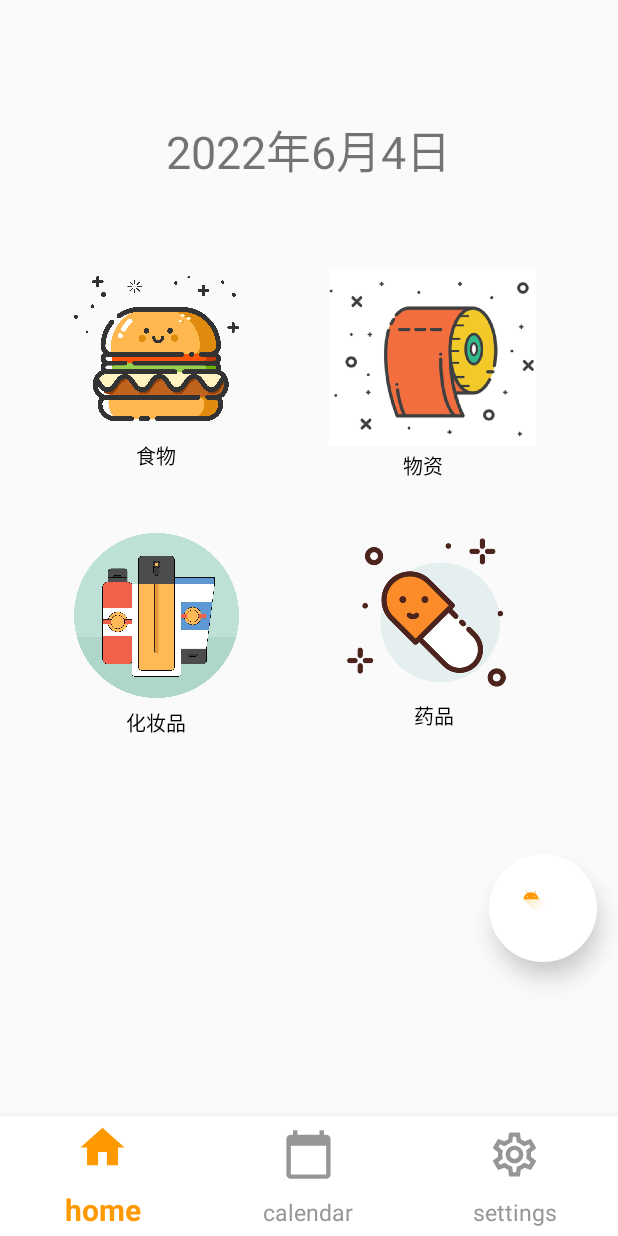
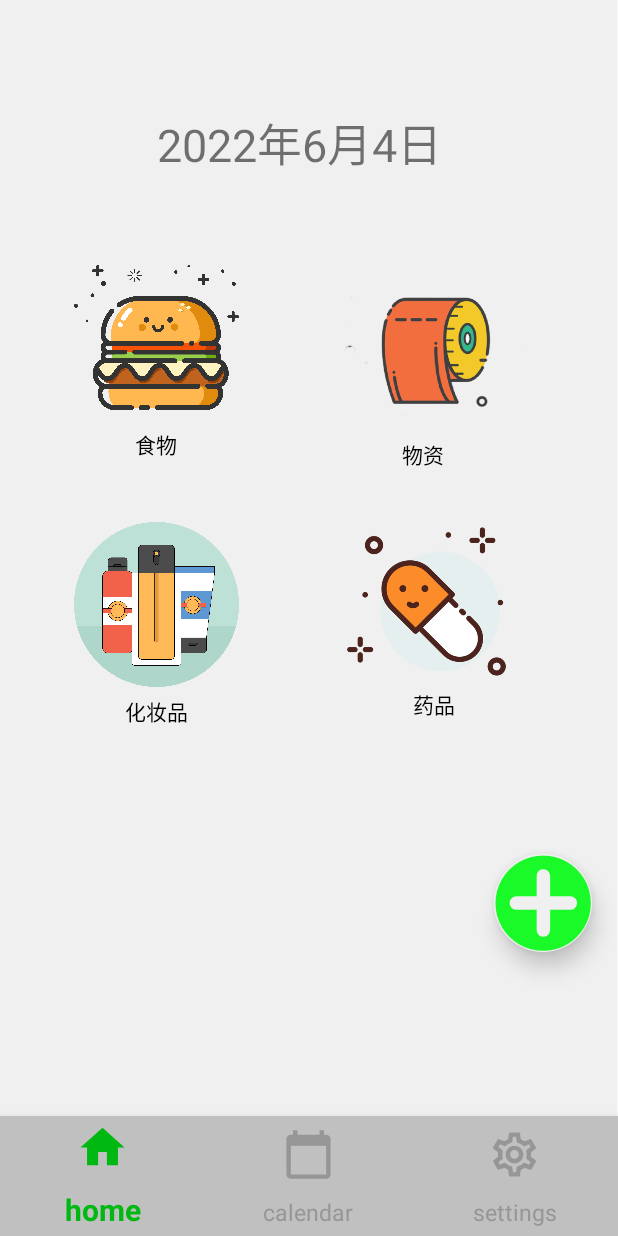
Before and after one commit to 13-pieces-teen/StockUp, an Android app: the screen it shows after launch (MainActivity), on a phone screen of 412 x 824 dp. Run offline under Robolectric (Android 15) with nearby library versions, the phone set to English and light mode, and no system bars; libraries missing offline, so code that uses them is left out: com.haibin.calendarview; pictures from the network do not load; 15 statements that could not run were skipped.

Commit message:
界面颜色修改（1）

```diff
--- a/app/src/main/java/com/example/stockup/fragment_menu/CalFragment.java
+++ b/app/src/main/java/com/example/stockup/fragment_menu/CalFragment.java
@@ -198,8 +198,8 @@ public class CalFragment extends Fragment implements CalendarView.OnYearChangeLi
             objectInfo temp=(objectInfo)supplies_obj.get(i);
             String temps=temp.getOB_after_date();
             String[] tempdate=temps.split("-");
-            map.put(getSchemeCalendar(parseInt(tempdate[0]),parseInt(tempdate[1]), parseInt(tempdate[2]), 0xFFe69138, "物").toString(),
-                    getSchemeCalendar(parseInt(tempdate[0]), parseInt(tempdate[1]), parseInt(tempdate[2]), 0xFF40db25, "物"));
+            map.put(getSchemeCalendar(parseInt(tempdate[0]),parseInt(tempdate[1]), parseInt(tempdate[2]), 0xFF0099FF, "物").toString(),
+                    getSchemeCalendar(parseInt(tempdate[0]), parseInt(tempdate[1]), parseInt(tempdate[2]), 0xFF0099FF, "物"));
 
         }
         for (int i = 0; i < cosmetics_obj.size(); i++) {
--- a/app/src/main/java/com/example/stockup/fragment_menu/HomeFragment.java
+++ b/app/src/main/java/com/example/stockup/fragment_menu/HomeFragment.java
@@ -21,11 +21,6 @@ import java.util.Calendar;
 
 public class HomeFragment extends Fragment {
 
-    Calendar c = Calendar.getInstance();
-    int day = c.get(Calendar.DAY_OF_MONTH);
-    int month = c.get(Calendar.MONTH);
-    int year = c.get(Calendar.YEAR);
-    String date = year + "年" + (month+1) + "月" + day+"日";
 
     TextView view_Data;
     ImageView bnt_food,bnt_supplies,bnt_cosmetics,bnt_drug;
@@ -55,6 +50,11 @@ public class HomeFragment extends Fragment {
         super.onStart();
         initData();
         //日期显示
+        Calendar c = Calendar.getInstance();
+        int day = c.get(Calendar.DAY_OF_MONTH);
+        int month = c.get(Calendar.MONTH);
+        int year = c.get(Calendar.YEAR);
+        String date = year + "年" + (month+1) + "月" + day+"日";
         view_Data.setText(date);
         //食物按钮
         bnt_food.setOnClickListener(new View.OnClickListener() {
--- a/app/src/main/res/color/color_grey_orange.xml
+++ b/app/src/main/res/color/color_grey_orange.xml
@@ -1,5 +1,5 @@
 <?xml version="1.0" encoding="utf-8"?>
 <selector xmlns:android="http://schemas.android.com/apk/res/android">
 <item android:color="#969696" android:state_checked="false" />
-<item android:color="#FF9900" android:state_checked="true" />
+<item android:color="#00b812" android:state_checked="true" />
 </selector>
--- a/app/src/main/res/layout/activity_main.xml
+++ b/app/src/main/res/layout/activity_main.xml
@@ -7,24 +7,24 @@
     tools:context=".MainActivity">
 
 
-
     <com.google.android.material.floatingactionbutton.FloatingActionButton
         android:id="@+id/fab"
-        android:layout_width="72dp"
-        android:layout_height="72dp"
+        android:layout_width="65dp"
+        android:layout_height="65dp"
         android:layout_alignParentBottom="true"
         android:layout_centerHorizontal="true"
         android:layout_marginStart="312dp"
         android:layout_marginTop="569dp"
-        android:layout_marginBottom="32dp"
-        android:src="@drawable/ic_launcher_foreground"
-        android:tint="@color/orange"
-        app:backgroundTint="@android:color/white"
+        android:scaleType="center"
+        android:src="@drawable/btn_add"
+        app:fabCustomSize="65dp"
         app:borderWidth="0dp"
+        app:backgroundTint="@color/background_gray"
         app:elevation="9dp"
         app:layout_constraintEnd_toEndOf="parent"
         app:layout_constraintStart_toStartOf="@+id/vpager"
-        app:layout_constraintTop_toTopOf="@+id/vpager" />
+        app:layout_constraintTop_toTopOf="@+id/vpager"
+        app:maxImageSize="72dp" />
 
     <androidx.viewpager.widget.ViewPager
         android:id="@+id/vpager"
@@ -43,17 +43,16 @@
         android:layout_width="match_parent"
         android:layout_height="80dp"
         android:layout_alignParentBottom="true"
-        android:background="@android:color/white"
+        android:background="@color/bottom_gray"
+        app:itemIconSize="35dp"
         app:itemIconTint="@color/color_grey_orange"
-        app:itemTextColor="@color/color_grey_orange"
         app:itemTextAppearanceActive="@style/selectText"
         app:itemTextAppearanceInactive="@style/unSelectText"
-        app:itemIconSize="35dp"
+        app:itemTextColor="@color/color_grey_orange"
         app:layout_constraintBottom_toBottomOf="parent"
         app:layout_constraintEnd_toEndOf="parent"
         app:layout_constraintStart_toStartOf="parent"
-        app:menu="@menu/bottom_menu">
-    </com.google.android.material.bottomnavigation.BottomNavigationView>
+        app:menu="@menu/bottom_menu"></com.google.android.material.bottomnavigation.BottomNavigationView>
 
 
 </androidx.constraintlayout.widget.ConstraintLayout>
--- a/app/src/main/res/layout/fragment_cal.xml
+++ b/app/src/main/res/layout/fragment_cal.xml
@@ -17,7 +17,7 @@
             android:id="@+id/rl_tool"
             android:layout_width="match_parent"
             android:layout_height="62dp"
-            android:background="@color/white">
+            android:background="@color/background_gray">
 
             <FrameLayout
                 android:id="@+id/fl_current"
@@ -114,7 +114,7 @@
                 android:id="@+id/calendarView"
                 android:layout_width="match_parent"
                 android:layout_height="349dp"
-                android:background="#fff"
+                android:background="@color/background_gray"
                 app:calendar_padding="10dp"
                 app:current_month_lunar_text_color="#CFCFCF"
                 app:current_month_text_color="#333333"
@@ -145,7 +145,7 @@
                 android:id="@+id/recyclerView"
                 android:layout_width="match_parent"
                 android:layout_height="match_parent"
-                android:background="#ffffff"
+                android:background="@color/background_gray"
                 android:orientation="vertical" />
         </com.haibin.calendarview.CalendarLayout>
 
--- a/app/src/main/res/layout/fragment_home.xml
+++ b/app/src/main/res/layout/fragment_home.xml
@@ -8,8 +8,9 @@
 
     <RelativeLayout
         android:id="@+id/relativeLayout"
-        android:layout_width="wrap_content"
-        android:layout_height="538dp"
+        android:layout_width="0dp"
+        android:layout_height="0dp"
+        android:background="#F0F0F0"
         app:layout_constraintBottom_toBottomOf="parent"
         app:layout_constraintEnd_toEndOf="parent"
         app:layout_constraintHorizontal_bias="0.0"
@@ -28,7 +29,7 @@
             android:gravity="center"
             android:text="@string/药品"
             android:textColor="@color/black"
-            android:textSize="13sp" />
+            android:textSize="14sp" />
 
         <TextView
             android:id="@+id/tv_makeup"
@@ -41,7 +42,7 @@
             android:gravity="center"
             android:text="@string/化妆品"
             android:textColor="@color/black"
-            android:textSize="13sp" />
+            android:textSize="14sp" />
 
         <TextView
             android:id="@+id/tv_objects"
@@ -54,20 +55,20 @@
             android:gravity="center"
             android:text="@string/物资"
             android:textColor="@color/black"
-            android:textSize="13sp" />
+            android:textSize="14sp" />
 
         <TextView
             android:id="@+id/Data_view"
-            android:layout_width="296dp"
-            android:layout_height="49dp"
+            android:layout_width="wrap_content"
+            android:layout_height="63dp"
             android:layout_alignParentStart="true"
             android:layout_alignParentTop="true"
             android:layout_alignParentEnd="true"
             android:layout_alignParentBottom="true"
             android:layout_marginStart="57dp"
             android:layout_marginTop="57dp"
-            android:layout_marginEnd="57dp"
-            android:layout_marginBottom="410dp"
+            android:layout_marginEnd="69dp"
+            android:layout_marginBottom="610dp"
             android:gravity="center"
             android:textSize="30sp" />
 
@@ -76,8 +77,10 @@
             android:layout_width="130dp"
             android:layout_height="130dp"
             android:layout_below="@+id/supplies_view"
+            android:layout_alignParentEnd="true"
             android:layout_marginStart="60dp"
             android:layout_marginTop="44dp"
+            android:layout_marginEnd="62dp"
             android:layout_toEndOf="@+id/cosmetics_view"
             android:contentDescription="@string/药品"
             app:srcCompat="@drawable/drug" />
@@ -98,8 +101,10 @@
             android:layout_width="138dp"
             android:layout_height="122dp"
             android:layout_alignParentTop="true"
+            android:layout_alignParentEnd="true"
             android:layout_marginStart="60dp"
             android:layout_marginTop="170dp"
+            android:layout_marginEnd="60dp"
             android:layout_toEndOf="@+id/food_view"
             android:contentDescription="@string/物资"
             app:srcCompat="@drawable/substance" />
@@ -115,7 +120,7 @@
             android:gravity="center"
             android:text="@string/食物"
             android:textColor="@color/black"
-            android:textSize="13sp" />
+            android:textSize="14sp" />
 
         <ImageView
             android:id="@+id/cosmetics_view"
--- a/app/src/main/res/values/colors.xml
+++ b/app/src/main/res/values/colors.xml
@@ -23,5 +23,7 @@
     <color name="colorGray">#969696</color>
     <color name="colorQianBlue">#3BB0E6FF</color>
     <color name="colorDeepBlue">#275F82FF</color>
+    <color name="background_gray">#F0F0F0</color>
+    <color name="bottom_gray">#C0C0C0</color>
 
 </resources>
```
Also changed, not shown: app/src/main/res/layout/fragment_set.xml (+7 -4 lines), app/src/main/res/drawable/btn_add.png (added), app/src/main/res/drawable/substance.png.
